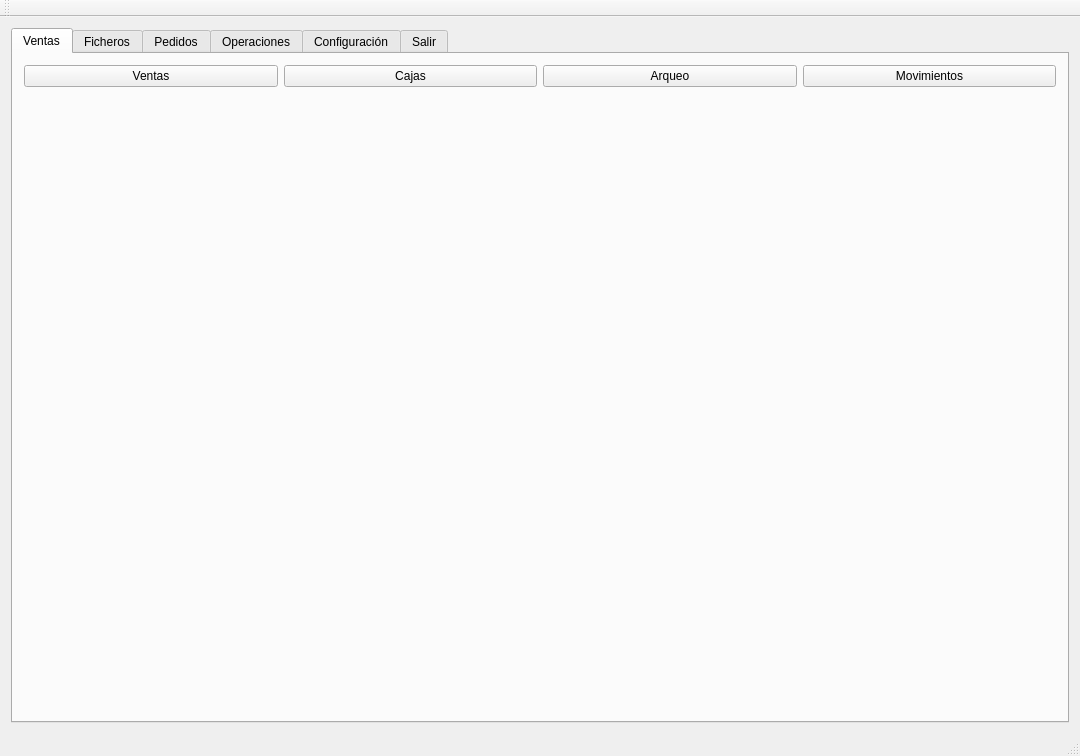
This is tienda.ui in Ladis72/tienda as Qt 5 draws it before an edit. The edited form follows.
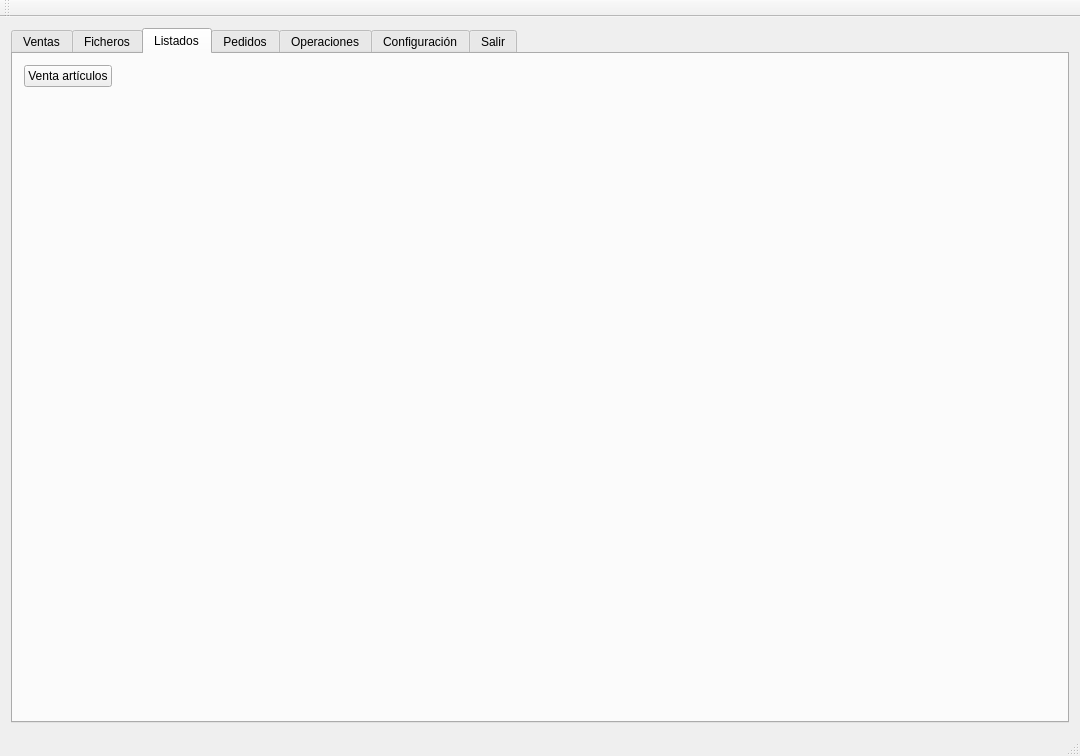
This is the edited form. The open tabs and pages were chosen to show the change.

Diff of the .ui file:
```diff
--- a/tienda.ui
+++ b/tienda.ui
@@ -14,8 +14,8 @@
    <string>Tienda</string>
   </property>
   <widget class="QWidget" name="centralWidget">
-   <layout class="QGridLayout" name="gridLayout_2">
-    <item row="0" column="0">
+   <layout class="QHBoxLayout" name="horizontalLayout_4">
+    <item>
      <layout class="QGridLayout" name="gridLayout">
       <item row="1" column="0">
        <widget class="QTabWidget" name="tab">
@@ -160,6 +160,20 @@
           </item>
          </layout>
         </widget>
+        <widget class="QWidget" name="tabListados">
+         <attribute name="title">
+          <string>Listados</string>
+         </attribute>
+         <layout class="QFormLayout" name="formLayout">
+          <item row="0" column="0">
+           <widget class="QPushButton" name="pushButton_2">
+            <property name="text">
+             <string>Venta artículos</string>
+            </property>
+           </widget>
+          </item>
+         </layout>
+        </widget>
         <widget class="QWidget" name="TabPedidos">
          <attribute name="title">
           <string>Pedidos</string>
```
